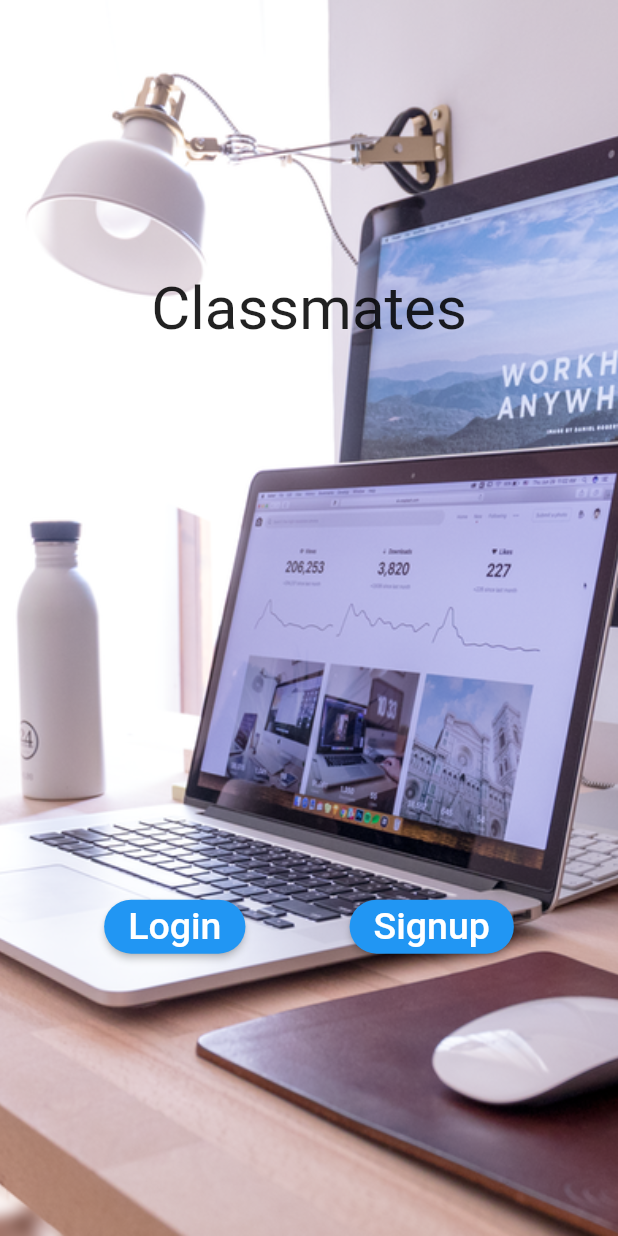
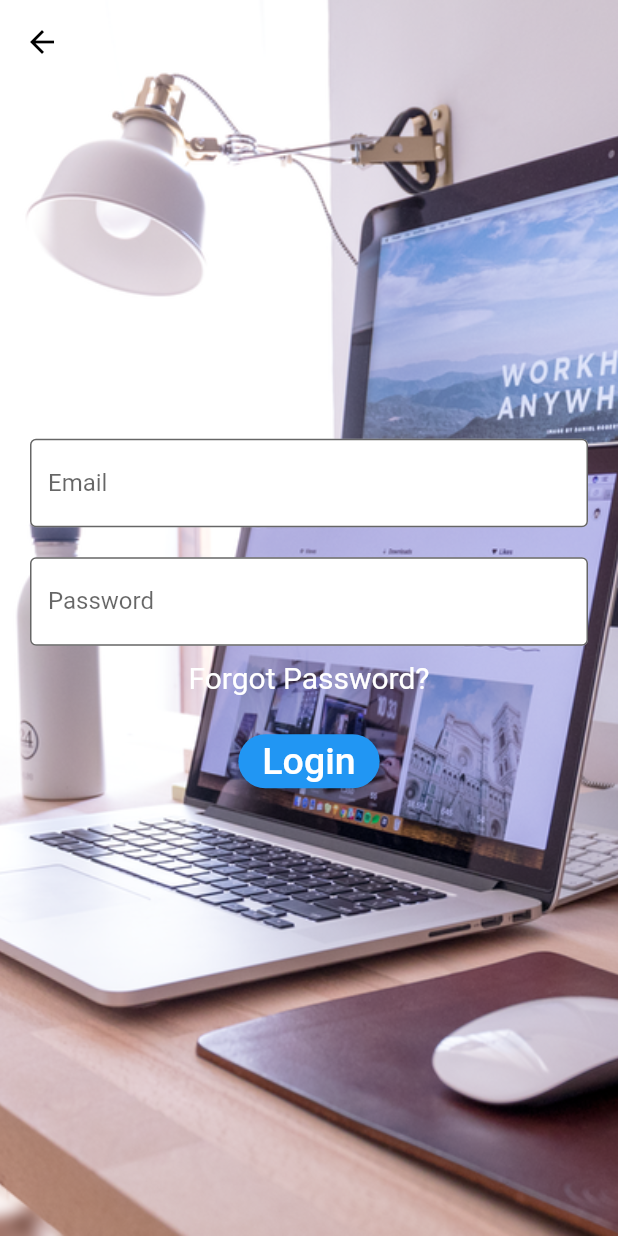
Before and after one commit to shadabhashmi21/technomanics, a Flutter app: the screen it shows after launch, after a tap on "Login", on a phone screen of 412 x 824 dp. Run offline on Flutter 3.47's test engine with Material 2 defaults, Android fonts, the phone set to English and light mode, and no system bars.

Commit message:
feat: login page

```diff
--- /dev/null
+++ b/lib/appwidgets/app_text_field.dart
@@ -0,0 +1,28 @@
+import 'package:flutter/material.dart';
+
+class AppTextField extends StatelessWidget {
+  final String labelText;
+  final String hintText;
+  final bool isObscure;
+
+  const AppTextField(
+      {Key? key,
+      required this.labelText,
+      required this.hintText,
+      this.isObscure = false})
+      : super(key: key);
+
+  @override
+  Widget build(BuildContext context) {
+    return TextField(
+      obscureText: isObscure,
+      decoration: InputDecoration(
+        filled: true,
+        fillColor: Colors.white,
+        border: const OutlineInputBorder(),
+        labelText: labelText,
+        hintText: hintText,
+      ),
+    );
+  }
+}
--- /dev/null
+++ b/lib/appwidgets/background.dart
@@ -0,0 +1,18 @@
+import 'package:flutter/material.dart';
+
+class BackgroundImage extends StatelessWidget {
+  final Widget page;
+
+  const BackgroundImage({Key? key, required this.page}) : super(key: key);
+
+  @override
+  Widget build(BuildContext context) {
+    return Container(
+      decoration: const BoxDecoration(
+          image: DecorationImage(
+              image: AssetImage('assets/images/app_background.png'),
+              fit: BoxFit.cover)),
+      child: page,
+    );
+  }
+}
--- a/lib/appwidgets/custom_elevated_button.dart
+++ b/lib/appwidgets/custom_elevated_button.dart
@@ -9,7 +9,7 @@ class CustomElevatedButton extends StatelessWidget {
   @override
   Widget build(BuildContext context) {
     return ElevatedButton(
-      onPressed: () => callback,
+      onPressed: () => callback(),
       child: Text(btnText, style: const TextStyle(fontSize: 25),),
       style: ElevatedButton.styleFrom(
         shape: RoundedRectangleBorder(
--- a/lib/main.dart
+++ b/lib/main.dart
@@ -10,17 +10,8 @@ class MyApp extends StatelessWidget {
 
   @override
   Widget build(BuildContext context) {
-    return MaterialApp(
-      home: Scaffold(
-        body: Container(
-          decoration: const BoxDecoration(
-              image: DecorationImage(
-                  image: AssetImage('assets/images/app_background.png'), fit: BoxFit.cover
-              )
-          ),
-          child: const Dashboard(),
-        ),
-      ),
+    return const MaterialApp(
+      home: Dashboard()
     );
   }
 }
--- a/lib/screens/dashboard.dart
+++ b/lib/screens/dashboard.dart
@@ -1,12 +1,16 @@
 import 'package:flutter/material.dart';
+import 'package:technomanics/appwidgets/background.dart';
 import 'package:technomanics/appwidgets/custom_elevated_button.dart';
+import 'package:technomanics/screens/login_page.dart';
 
 class Dashboard extends StatelessWidget {
   const Dashboard({Key? key}) : super(key: key);
 
   @override
   Widget build(BuildContext context) {
-    return Column(
+    return Scaffold(
+      body: BackgroundImage(
+        page: Column(
           mainAxisAlignment: MainAxisAlignment.spaceAround,
           children: [
             const Center(
@@ -18,11 +22,22 @@ class Dashboard extends StatelessWidget {
             Row(
               mainAxisAlignment: MainAxisAlignment.spaceEvenly,
               children: [
-            CustomElevatedButton(btnText: 'Login', callback: () {}),
-            CustomElevatedButton(btnText: 'Signup', callback: () {})
+                CustomElevatedButton(
+                    btnText: 'Login',
+                    callback: () =>
+                        Navigator.push(
+                          context,
+                          MaterialPageRoute(builder: (context) => const LoginPage()),
+                        )
+                ),
+                CustomElevatedButton(btnText: 'Signup', callback: () {
+
+                })
               ],
             )
           ],
+        ),
+      ),
     );
   }
 }
--- /dev/null
+++ b/lib/screens/login_page.dart
@@ -0,0 +1,58 @@
+import 'package:flutter/material.dart';
+import 'package:technomanics/appwidgets/app_text_field.dart';
+import 'package:technomanics/appwidgets/background.dart';
+import 'package:technomanics/appwidgets/custom_elevated_button.dart';
+
+class LoginPage extends StatefulWidget {
+  const LoginPage({Key? key}) : super(key: key);
+
+  @override
+  State<LoginPage> createState() => _LoginPageState();
+}
+
+class _LoginPageState extends State<LoginPage> {
+  final _emailTextController = TextEditingController();
+  final _passwordTextController = TextEditingController();
+
+  @override
+  Widget build(BuildContext context) {
+    return Scaffold(
+      extendBodyBehindAppBar: true,
+      appBar: AppBar(
+        leading: IconButton(
+          icon: const Icon(Icons.arrow_back, color: Colors.black),
+          onPressed: () => Navigator.of(context).pop(),
+        ),
+        backgroundColor: Colors.transparent,
+        elevation: 0,
+      ),
+      body: BackgroundImage(
+        page: Padding(
+          padding: const EdgeInsets.symmetric(horizontal: 20),
+          child: Column(
+            mainAxisAlignment: MainAxisAlignment.center,
+            children: [
+              const AppTextField(labelText: 'Email', hintText: 'Enter Email'),
+              const SizedBox(
+                height: 20,
+              ),
+              const AppTextField(
+                labelText: 'Password',
+                hintText: 'Enter Password',
+                isObscure: true,
+              ),
+              const SizedBox(height: 10),
+              const Text('Forgot Password?', style: TextStyle(color: Colors.white, fontSize: 20),),
+              const SizedBox(height: 20,),
+              CustomElevatedButton(
+                  btnText: 'Login',
+                  callback: () =>
+                      {}
+              ),
+            ],
+          ),
+        ),
+      ),
+    );
+  }
+}
```
Lines whose indentation alone changed are shown as unchanged.
